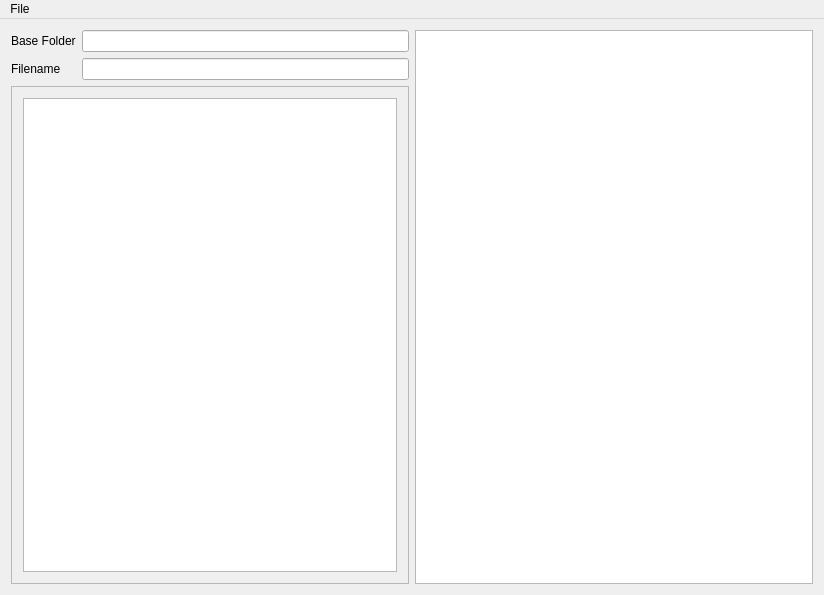
First picture: the form in mainwindow.ui, repository lyleunderwood/renamemer, before the edit.
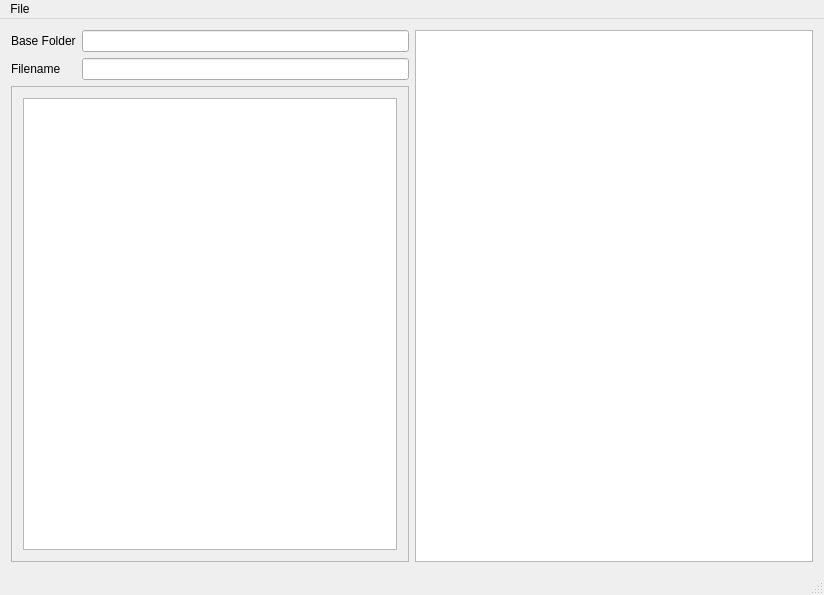
Second picture: the form after the edit. Icons and pictures are not drawn.

Commit message: implemented statusBar and showMessage

```diff
--- a/mainwindow.ui
+++ b/mainwindow.ui
@@ -115,6 +115,7 @@
    </widget>
    <addaction name="menuFile"/>
   </widget>
+  <widget class="QStatusBar" name="statusBar"/>
   <action name="actionBrowse_for_base_folder">
    <property name="text">
     <string>Browse for base folder</string>
```
The commit also changes 2 other files.
